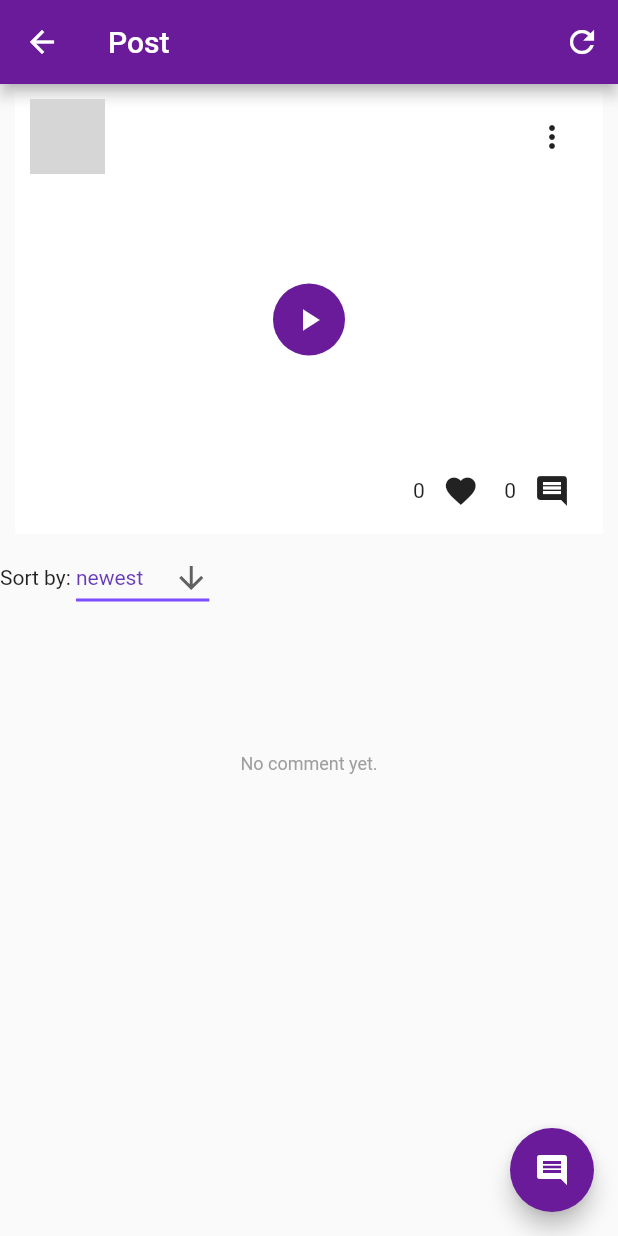
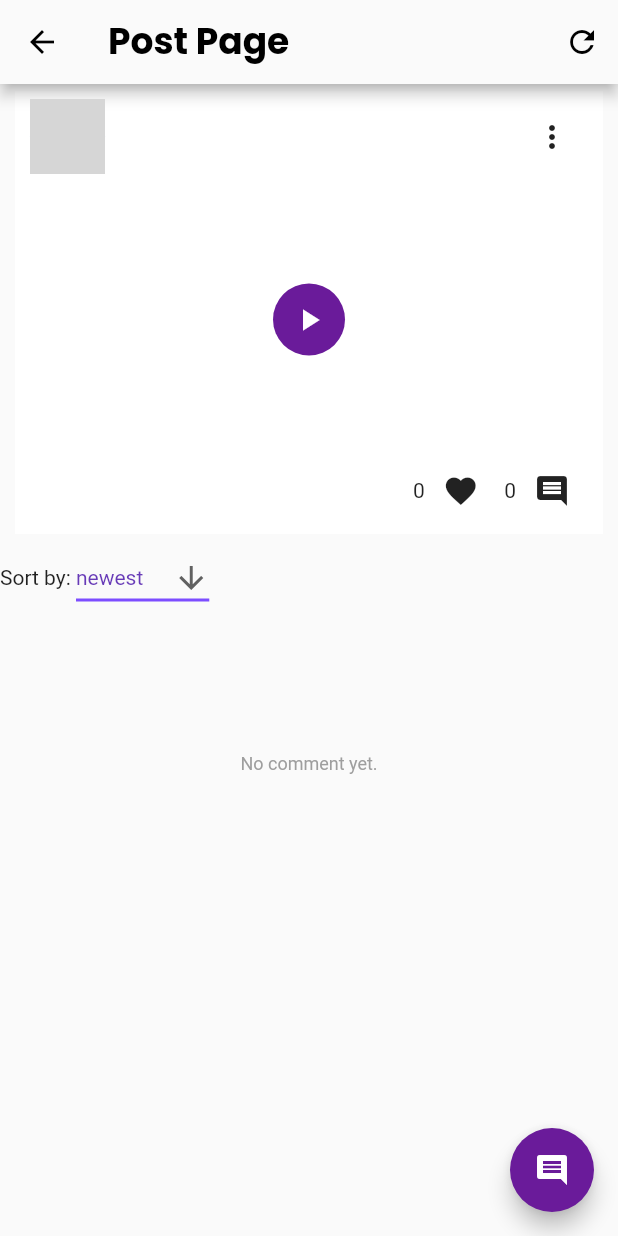
Before and after one commit to LahoucineLapunaire/ilili, a Flutter app: the PostPage screen opened directly with empty values, on a phone screen of 412 x 824 dp. Run offline on Flutter 3.47's test engine with Material 2 defaults, Android fonts, the phone set to English and light mode, and no system bars; our stand-ins replace audioplayers, carousel_slider, cloud_firestore, delayed_display, file_picker, firebase_auth and 12 more; missing offline and left inert: ffmpeg_kit_flutter, flutter_sound, mailer; accounts and stored records are empty; network calls fail; grey boxes are pictures that could not be loaded.

Commit message:
[STYLE] PostPage : Creation of style and animation for PostPage

```diff
--- a/lib/components/postPage.dart
+++ b/lib/components/postPage.dart
@@ -1,6 +1,7 @@
 import 'package:flutter/material.dart';
 import 'package:firebase_auth/firebase_auth.dart';
 import 'package:cloud_firestore/cloud_firestore.dart';
+import 'package:google_fonts/google_fonts.dart';
 import 'package:ilili/components/widget.dart';
 import 'package:mailer/smtp_server.dart';
 import 'package:mailer/mailer.dart';
@@ -68,9 +69,24 @@ class _PostPageState extends State<PostPage> {
   @override
   Widget build(BuildContext context) {
     return Scaffold(
+        backgroundColor: Color(0xFFFAFAFA),
         appBar: AppBar(
-          backgroundColor: Color(0xFF6A1B9A),
-          title: Text("Post"),
+          backgroundColor: Color(0xFFFAFAFA),
+          leading: IconButton(
+            icon: Icon(Icons.arrow_back, color: Colors.black),
+            onPressed: () {
+              Navigator.pop(context);
+            },
+          ),
+          title: Text(
+            "Post Page",
+            style: TextStyle(
+              fontFamily: GoogleFonts.poppins().fontFamily,
+              fontSize: 24,
+              fontWeight: FontWeight.bold,
+              color: Colors.black,
+            ),
+          ),
           actions: [
             IconButton(
               onPressed: () {
@@ -79,7 +95,7 @@ class _PostPageState extends State<PostPage> {
                 });
                 getComments();
               },
-              icon: Icon(Icons.refresh),
+              icon: Icon(Icons.refresh, color: Colors.black),
             ),
           ],
         ),
@@ -230,7 +246,6 @@ class _CommentSectionState extends State<CommentSection> {
                       userId: comment["userId"])
             ],
           );
-    ;
   }
 }
 
@@ -347,15 +362,10 @@ class _CommentWidgetState extends State<CommentWidget> {
   @override
   Widget build(BuildContext context) {
     return Container(
+      margin: EdgeInsets.only(bottom: 15),
       padding: EdgeInsets.all(10),
       decoration: BoxDecoration(
-        color: Colors.grey.withOpacity(0.1),
-        border: Border(
-          bottom: BorderSide(
-            color: Colors.black,
-            width: 0.5,
-          ),
-        ),
+        color: Colors.white,
       ),
       child: Column(
         children: [
--- a/lib/components/settings.dart
+++ b/lib/components/settings.dart
@@ -564,7 +564,7 @@ class LogoutSection extends StatelessWidget {
         child: Text(
           "Logout",
           style: TextStyle(
-            fontFamily: GoogleFonts.poppins().fontFamily,,
+            fontFamily: GoogleFonts.poppins().fontFamily,
             fontSize: 18,
             fontWeight: FontWeight.bold,
             color: Colors.red,
```
